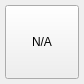
Above: src/ui/displaycontrol.ui from etengabeko/etwas before the change. Below: the same form after it.
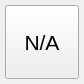
That is the form after the change.

The edit to the form file:
```diff
--- a/src/ui/displaycontrol.ui
+++ b/src/ui/displaycontrol.ui
@@ -55,6 +55,13 @@
        <height>96</height>
       </size>
      </property>
+     <property name="font">
+      <font>
+       <pointsize>16</pointsize>
+       <weight>50</weight>
+       <bold>false</bold>
+      </font>
+     </property>
      <property name="text">
       <string>N/A</string>
      </property>
```
